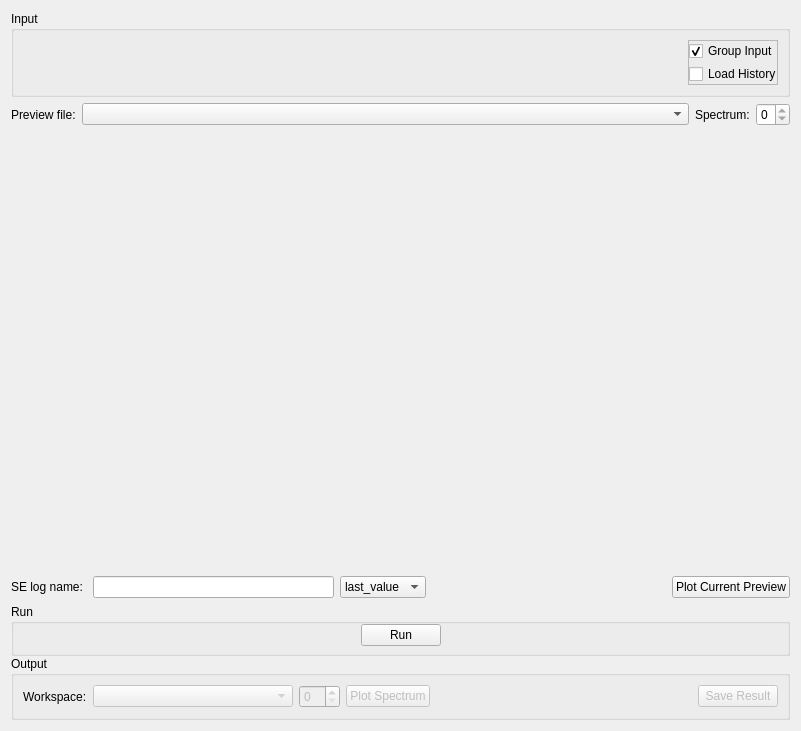
Above: qt/scientific_interfaces/Indirect/Elwin.ui from mantidproject/mantid before the change. Below: the same form after it.
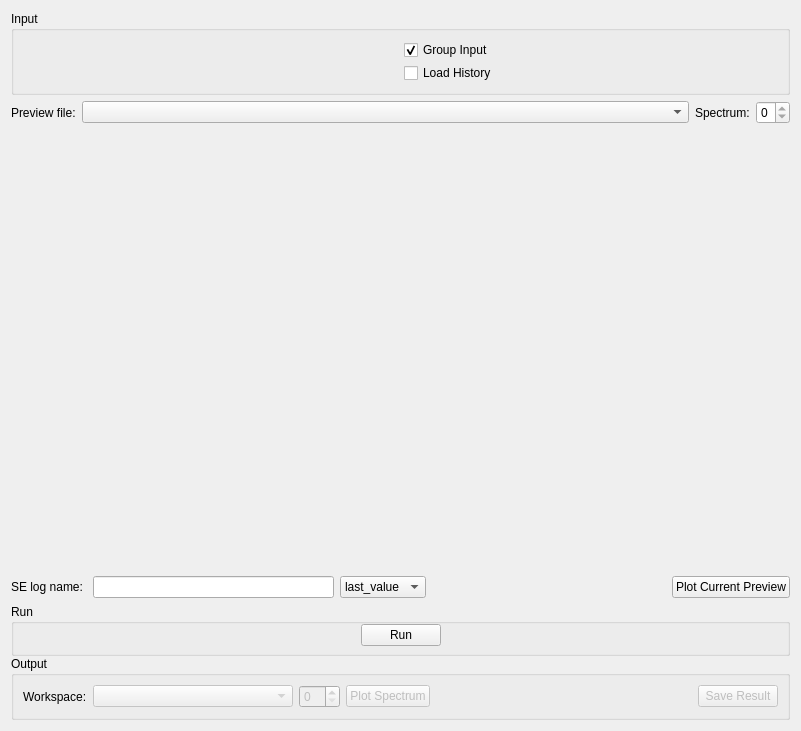
That is the form after the change. Custom widgets are drawn as their Qt base class.

Commit message: Refs #24487. Expanding QFrame for Load History checkbox

Diff of the .ui file:
```diff
--- a/qt/scientific_interfaces/Indirect/Elwin.ui
+++ b/qt/scientific_interfaces/Indirect/Elwin.ui
@@ -47,18 +47,6 @@
       </item>
       <item>
        <widget class="QFrame" name="frame">
-        <property name="maximumSize">
-         <size>
-          <width>90</width>
-          <height>16777215</height>
-         </size>
-        </property>
-        <property name="frameShape">
-         <enum>QFrame::StyledPanel</enum>
-        </property>
-        <property name="frameShadow">
-         <enum>QFrame::Raised</enum>
-        </property>
         <layout class="QVBoxLayout" name="verticalLayout_2">
          <property name="spacing">
           <number>3</number>
```
